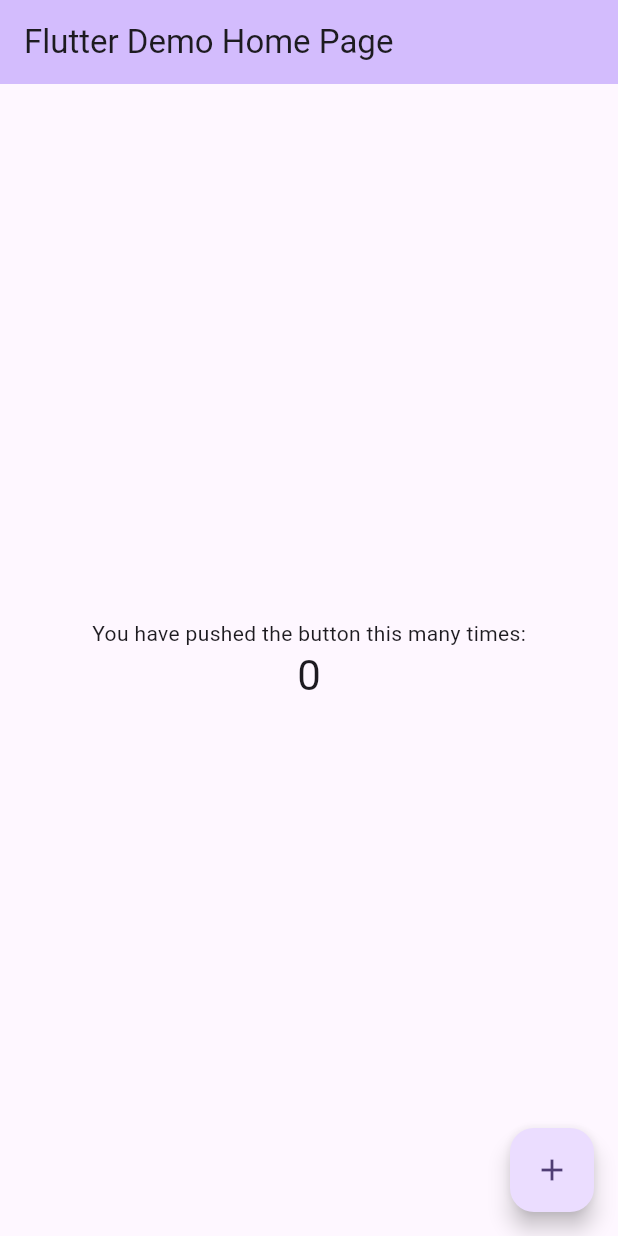
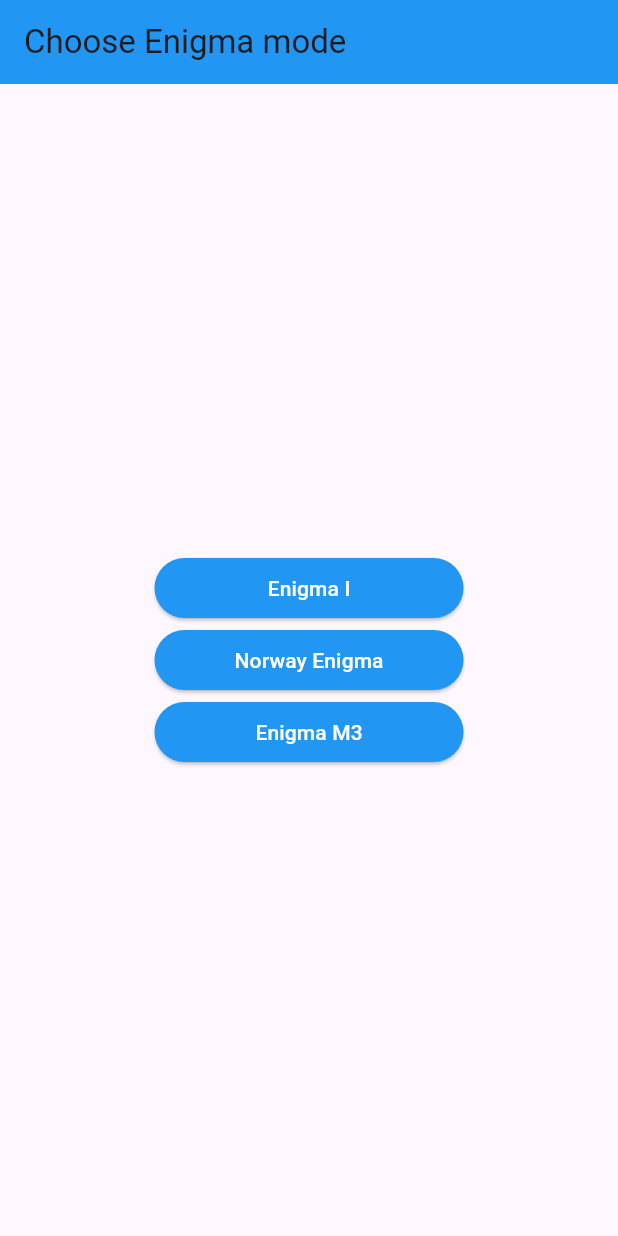
Before and after one commit to Biscgit/Enigma, a Flutter app: the screen it shows after launch, on a phone screen of 412 x 824 dp. Run offline on Flutter 3.47's test engine with Material 3 defaults, Android fonts, the phone set to English and light mode, and no system bars.

Commit message:
moved files

```diff
--- a/frontend/lib/main.dart
+++ b/frontend/lib/main.dart
@@ -1,7 +1,105 @@
 import 'package:flutter/material.dart';
 
-void main() {
-  runApp(const MyApp());
+class PageVariants extends StatelessWidget {
+  const PageVariants({super.key});
+
+  @override
+  Widget build(BuildContext context) {
+    final screenWidth =
+        MediaQuery.of(context).size.width; // Get the screen width
+
+    return Column(
+      mainAxisAlignment: MainAxisAlignment.center,
+      children: [
+        Center(
+          // Center the first button
+          child: SizedBox(
+            width: screenWidth * 0.5,
+            // Set button width to half of the screen width
+            height: 40,
+            // Adjust the height of the buttons
+            child: ElevatedButton(
+              onPressed: () {},
+              style: ButtonStyle(
+                backgroundColor: WidgetStateProperty.all<Color>(Colors.blue),
+                // Change button color
+                shape: WidgetStateProperty.all<RoundedRectangleBorder>(
+                  RoundedRectangleBorder(
+                    borderRadius:
+                        BorderRadius.circular(20.0), // Set button border radius
+                  ),
+                ),
+              ),
+              child: const Text(
+                'Enigma I',
+                style: TextStyle(
+                    fontSize: 14,
+                    color: Colors.white), // Adjust the font size and color
+              ),
+            ),
+          ),
+        ),
+        const SizedBox(height: 8), // Add some space between buttons
+        Center(
+          // Center the second button
+          child: SizedBox(
+            width: screenWidth * 0.5,
+            // Set button width to half of the screen width
+            height: 40,
+            // Adjust the height of the buttons
+            child: ElevatedButton(
+              onPressed: () {},
+              style: ButtonStyle(
+                backgroundColor: WidgetStateProperty.all<Color>(Colors.blue),
+                // Change button color
+                shape: WidgetStateProperty.all<RoundedRectangleBorder>(
+                  RoundedRectangleBorder(
+                    borderRadius:
+                        BorderRadius.circular(20.0), // Set button border radius
+                  ),
+                ),
+              ),
+              child: const Text(
+                'Norway Enigma',
+                style: TextStyle(
+                    fontSize: 14,
+                    color: Colors.white), // Adjust the font size and color
+              ),
+            ),
+          ),
+        ),
+        const SizedBox(height: 8), // Add some space between buttons
+        Center(
+          // Center the third button
+          child: SizedBox(
+            width: screenWidth * 0.5,
+            // Set button width to half of the screen width
+            height: 40,
+            // Adjust the height of the buttons
+            child: ElevatedButton(
+              onPressed: () {},
+              style: ButtonStyle(
+                backgroundColor: WidgetStateProperty.all<Color>(Colors.blue),
+                // Change button color
+                shape: WidgetStateProperty.all<RoundedRectangleBorder>(
+                  RoundedRectangleBorder(
+                    borderRadius:
+                        BorderRadius.circular(20.0), // Set button border radius
+                  ),
+                ),
+              ),
+              child: const Text(
+                'Enigma M3',
+                style: TextStyle(
+                    fontSize: 14,
+                    color: Colors.white), // Adjust the font size and color
+              ),
+            ),
+          ),
+        ),
+      ],
+    );
+  }
 }
 
 class MyApp extends StatelessWidget {
@@ -10,60 +108,17 @@ class MyApp extends StatelessWidget {
   @override
   Widget build(BuildContext context) {
     return MaterialApp(
-      title: 'Flutter Demo',
-      theme: ThemeData(
-        colorScheme: ColorScheme.fromSeed(seedColor: Colors.deepPurple),
-        useMaterial3: true,
+      home: Scaffold(
+        appBar: AppBar(
+          backgroundColor: Colors.blue, // Set app bar color to blue
+          title: const Text('Choose Enigma mode'), // Set app bar title
+        ),
+        body: const PageVariants(),
       ),
-      home: const MyHomePage(title: 'Flutter Demo Home Page'),
     );
   }
 }
 
-class MyHomePage extends StatefulWidget {
-  const MyHomePage({super.key, required this.title});
-
-  final String title;
-
-  @override
-  State<MyHomePage> createState() => _MyHomePageState();
+void main() {
+  runApp(const MyApp());
 }
-
-class _MyHomePageState extends State<MyHomePage> {
-  int _counter = 0;
-
-  void _incrementCounter() {
-    setState(() {
-      _counter++;
-    });
-  }
-
-  @override
-  Widget build(BuildContext context) {
-    return Scaffold(
-      appBar: AppBar(
-        backgroundColor: Theme.of(context).colorScheme.inversePrimary,
-        title: Text(widget.title),
-      ),
-      body: Center(
-        child: Column(
-          mainAxisAlignment: MainAxisAlignment.center,
-          children: <Widget>[
-            const Text(
-              'You have pushed the button this many times:',
-            ),
-            Text(
-              '$_counter',
-              style: Theme.of(context).textTheme.headlineMedium,
-            ),
-          ],
-        ),
-      ),
-      floatingActionButton: FloatingActionButton(
-        onPressed: _incrementCounter,
-        tooltip: 'Increment',
-        child: const Icon(Icons.add),
-      ),
-    );
-  }
-}
--- a/frontend/main.dart
+++ /dev/null
@@ -1,102 +0,0 @@
-import 'package:flutter/material.dart';
-
-class PageVariants extends StatelessWidget {
-  const PageVariants({super.key});
-
-  @override
-  Widget build(BuildContext context) {
-    final screenWidth = MediaQuery.of(context).size.width; // Get the screen width
-
-    return Column(
-      mainAxisAlignment: MainAxisAlignment.center,
-      children: [
-        Center( // Center the first button
-          child: SizedBox(
-            width: screenWidth * 0.5, // Set button width to half of the screen width
-            height: 40, // Adjust the height of the buttons
-            child: ElevatedButton(
-              onPressed: () {},
-              style: ButtonStyle(
-                backgroundColor: WidgetStateProperty.all<Color>(Colors.blue), // Change button color
-                shape: WidgetStateProperty.all<RoundedRectangleBorder>(
-                  RoundedRectangleBorder(
-                    borderRadius: BorderRadius.circular(20.0), // Set button border radius
-                  ),
-                ),
-              ),
-              child: const Text(
-                'Enigma I',
-                style: TextStyle(fontSize: 14, color: Colors.white), // Adjust the font size and color
-              ),
-            ),
-          ),
-        ),
-        const SizedBox(height: 8), // Add some space between buttons
-        Center( // Center the second button
-          child: SizedBox(
-            width: screenWidth * 0.5, // Set button width to half of the screen width
-            height: 40, // Adjust the height of the buttons
-            child: ElevatedButton(
-              onPressed: () {},
-              style: ButtonStyle(
-                backgroundColor: WidgetStateProperty.all<Color>(Colors.blue), // Change button color
-                shape: WidgetStateProperty.all<RoundedRectangleBorder>(
-                  RoundedRectangleBorder(
-                    borderRadius: BorderRadius.circular(20.0), // Set button border radius
-                  ),
-                ),
-              ),
-              child: const Text(
-                'Norway Enigma',
-                style: TextStyle(fontSize: 14, color: Colors.white), // Adjust the font size and color
-              ),
-            ),
-          ),
-        ),
-        const SizedBox(height: 8), // Add some space between buttons
-        Center( // Center the third button
-          child: SizedBox(
-            width: screenWidth * 0.5, // Set button width to half of the screen width
-            height: 40, // Adjust the height of the buttons
-            child: ElevatedButton(
-              onPressed: () {},
-              style: ButtonStyle(
-                backgroundColor: WidgetStateProperty.all<Color>(Colors.blue), // Change button color
-                shape: WidgetStateProperty.all<RoundedRectangleBorder>(
-                  RoundedRectangleBorder(
-                    borderRadius: BorderRadius.circular(20.0), // Set button border radius
-                  ),
-                ),
-              ),
-              child: const Text(
-                'Enigma M3',
-                style: TextStyle(fontSize: 14, color: Colors.white), // Adjust the font size and color
-              ),
-            ),
-          ),
-        ),
-      ],
-    );
-  }
-}
-
-class MyApp extends StatelessWidget {
-  const MyApp({super.key});
-
-  @override
-  Widget build(BuildContext context) {
-    return MaterialApp(
-      home: Scaffold(
-        appBar: AppBar(
-          backgroundColor: Colors.blue, // Set app bar color to blue
-          title: const Text('Choose Enigma mode'), // Set app bar title
-        ),
-        body: const PageVariants(),
-      ),
-    );
-  }
-}
-
-void main() {
-  runApp(const MyApp());
-}
```
Also changed, not shown: 2 other files.
